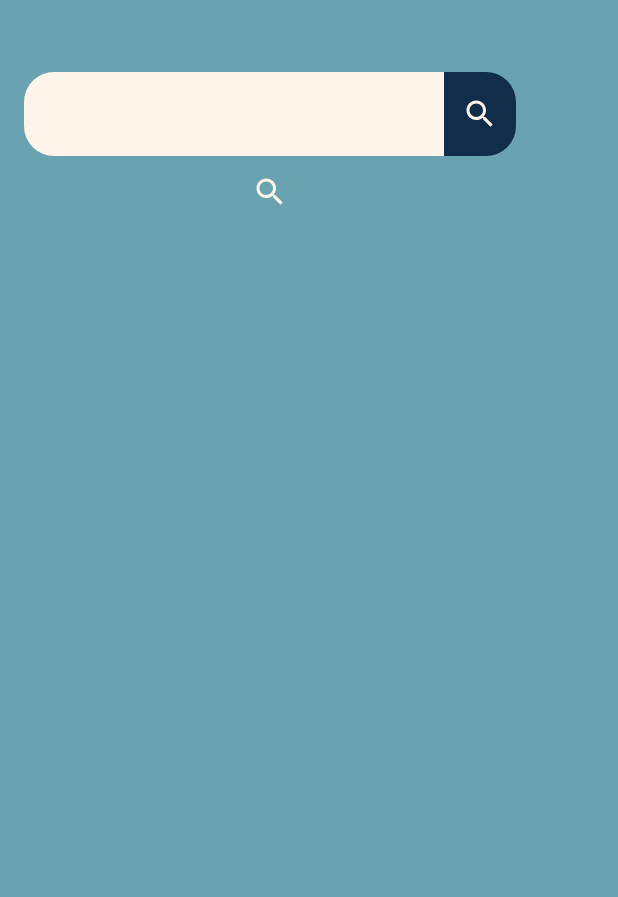
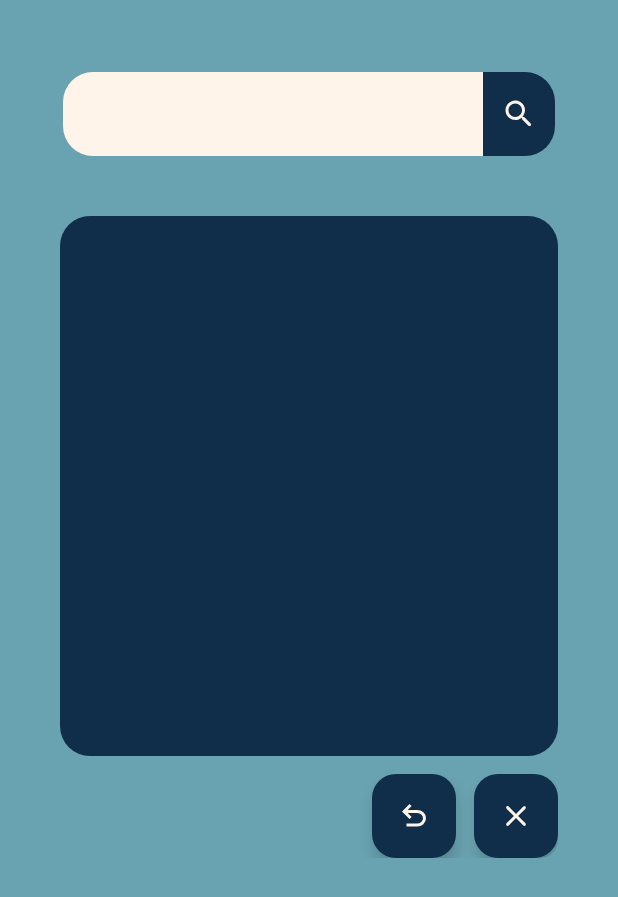
Before and after one commit to Hasnainz/Jigi, an Android app built with Jetpack Compose: the screen it shows after launch (MainActivity), on a phone screen of 412 x 824 dp. Shown: the top 897 px of the screen. Run offline under Robolectric (Android 15) with nearby library versions, the phone set to English and light mode, and no system bars.

Commit message:
Drawing pad implemented and floating buttons for undo and remove added but no functionality for the floating buttons.

```diff
--- a/app/src/main/java/com/example/jigi/MainActivity.kt
+++ b/app/src/main/java/com/example/jigi/MainActivity.kt
@@ -4,46 +4,50 @@ import android.os.Bundle
 import androidx.activity.ComponentActivity
 import androidx.activity.compose.setContent
 import androidx.activity.enableEdgeToEdge
+import androidx.compose.foundation.Canvas
 import androidx.compose.foundation.background
+import androidx.compose.foundation.gestures.detectDragGestures
 import androidx.compose.foundation.layout.Arrangement
 import androidx.compose.foundation.layout.Column
 import androidx.compose.foundation.layout.IntrinsicSize
+import androidx.compose.foundation.layout.PaddingValues
 import androidx.compose.foundation.layout.Row
 import androidx.compose.foundation.layout.fillMaxHeight
 import androidx.compose.foundation.layout.fillMaxSize
 import androidx.compose.foundation.layout.fillMaxWidth
 import androidx.compose.foundation.layout.height
 import androidx.compose.foundation.layout.padding
-import androidx.compose.foundation.layout.paddingFromBaseline
-import androidx.compose.foundation.layout.wrapContentHeight
+import androidx.compose.foundation.layout.width
 import androidx.compose.foundation.shape.RoundedCornerShape
-import androidx.compose.foundation.text.KeyboardActions
 import androidx.compose.foundation.text.KeyboardOptions
 import androidx.compose.material3.TextField
-import androidx.compose.material3.TextFieldColors
 import androidx.compose.runtime.Composable
 import androidx.compose.ui.Alignment
 import androidx.compose.ui.Modifier
 import androidx.compose.ui.tooling.preview.Preview
 import com.example.jigi.ui.theme.JigiTheme
 import androidx.compose.material.icons.Icons
+import androidx.compose.material.icons.materialIcon
 import androidx.compose.material.icons.outlined.Search
-import androidx.compose.material3.ExposedDropdownMenuDefaults.textFieldColors
+import androidx.compose.material.icons.rounded.Clear
+import androidx.compose.material.icons.rounded.Search
+import androidx.compose.material3.FloatingActionButton
 import androidx.compose.material3.Icon
 import androidx.compose.material3.IconButton
-import androidx.compose.material3.Text
 import androidx.compose.material3.TextFieldDefaults
 import androidx.compose.ui.res.colorResource
-import androidx.compose.runtime.MutableState
 import androidx.compose.runtime.mutableStateOf
 import androidx.compose.runtime.remember
-import androidx.compose.runtime.remember
 import androidx.compose.runtime.getValue
+import androidx.compose.runtime.mutableStateListOf
 import androidx.compose.runtime.setValue
 import androidx.compose.ui.draw.clip
+import androidx.compose.ui.geometry.Offset
 import androidx.compose.ui.graphics.Color
 import androidx.compose.ui.graphics.RectangleShape
-import androidx.compose.ui.semantics.Role.Companion.Button
+import androidx.compose.ui.graphics.StrokeCap
+import androidx.compose.ui.input.pointer.pointerInput
+import androidx.compose.ui.res.painterResource
 import androidx.compose.ui.text.input.ImeAction
 import androidx.compose.ui.unit.dp
 
@@ -64,6 +68,10 @@ class MainActivity : ComponentActivity() {
 @Composable
 fun MainPage(modifier: Modifier = Modifier) {
     var query by remember { mutableStateOf("") }
+    val lines = remember {
+        mutableStateListOf<Line>()
+    }
+
     Column (
         modifier = Modifier.fillMaxHeight(),
         horizontalAlignment = Alignment.CenterHorizontally,
@@ -81,9 +89,7 @@ fun MainPage(modifier: Modifier = Modifier) {
                 value = query,
                 onValueChange = { query = it },
 
-                modifier = Modifier
-//                    .clip(RoundedCornerShape(12.dp,0.dp, 0.dp, 12.dp))
-                    .fillMaxHeight(),
+                modifier = Modifier.fillMaxHeight(),
                 keyboardOptions = KeyboardOptions(imeAction = ImeAction.Search),
                 singleLine = true,
                 colors = TextFieldDefaults.colors(
@@ -100,27 +106,90 @@ fun MainPage(modifier: Modifier = Modifier) {
                 onClick = {},
                 modifier = Modifier
                     .background(color = colorResource(id = R.color.secondary1))
-//                    .clip(RoundedCornerShape(12.dp,12.dp, 12.dp, 12.dp))
                     .fillMaxHeight()
 
             ) {
-                Icon(Icons.Outlined.Search,
+                Icon(Icons.Rounded.Search,
                     tint = colorResource(id = R.color.light1),
                     contentDescription = "Search Button")
             }
         }
-        Row(){
-            IconButton(
-                onClick = {},
+
+        Row(
+            modifier = Modifier
+                .height(400.dp)
+                .padding(top = 40.dp, start = 40.dp, end = 40.dp)
+                .clip(RoundedCornerShape(20.dp))
+        ){
+            Canvas(
+                modifier = Modifier
+                    .background(color = colorResource(id = R.color.secondary1))
+                    .fillMaxSize()
+                    .pointerInput(true) {
+                        detectDragGestures { change, dragAmount ->
+                            change.consume()
+                            val line = Line(
+                                start = change.position - dragAmount,
+                                end = change.position
+                            )
+                            lines.add(line)
+                        }
+                    }
+            )
+            {
+                lines.forEach{ line ->
+                    drawLine(
+                        color = Color(0xFFFFF4E9),
+                        start = line.start,
+                        end = line.end,
+                        strokeWidth = line.strokeWidth.toPx(),
+                        cap = StrokeCap.Round,
+                    )
+                }
+            }
+        }
+
+        Row(
+            horizontalArrangement = Arrangement.End,
+            modifier = Modifier
+            .height(intrinsicSize = IntrinsicSize.Min)
+            .padding(top = 12.dp, end = 40.dp)
+            .clip(RoundedCornerShape(12.dp))
+            .fillMaxWidth()
+        ){
+            FloatingActionButton(
+                onClick = { },
+                containerColor = colorResource(id = R.color.secondary1),
+                contentColor = colorResource(id = R.color.light1),
+                modifier = Modifier
+                    .padding(end = 12.dp),
+
+
             ) {
-                Icon(Icons.Outlined.Search,
-                    tint = colorResource(id = R.color.light1),
-                    contentDescription = "Search Button")
+                Icon(painterResource(id = R.drawable.undo), "Undo button.")
             }
+
+            FloatingActionButton(
+                onClick = { },
+                containerColor = colorResource(id = R.color.secondary1),
+                contentColor = colorResource(id = R.color.light1),
+                modifier = Modifier
+
+            ) {
+                Icon(Icons.Rounded.Clear, "Clear button.")
+            }
+
+
         }
     }
 
 }
+data class Line(
+    val start: Offset,
+    val end: Offset,
+    val color: Color = Color.Black,
+    val strokeWidth: androidx.compose.ui.unit.Dp = 4.dp
+)
 
 @Preview(showBackground = true)
 @Composable
--- /dev/null
+++ b/app/src/main/res/drawable/undo.xml
@@ -0,0 +1,9 @@
+<vector xmlns:android="http://schemas.android.com/apk/res/android"
+    android:width="24dp"
+    android:height="24dp"
+    android:viewportWidth="960"
+    android:viewportHeight="960">
+  <path
+      android:pathData="M280,760v-80h284q63,0 109.5,-40T720,540q0,-60 -46.5,-100T564,400L312,400l104,104 -56,56 -200,-200 200,-200 56,56 -104,104h252q97,0 166.5,63T800,540q0,94 -69.5,157T564,760L280,760Z"
+      android:fillColor="#e8eaed"/>
+</vector>
--- a/gradle/libs.versions.toml
+++ b/gradle/libs.versions.toml
@@ -1,5 +1,5 @@
 [versions]
-agp = "8.6.1"
+agp = "8.7.0"
 kotlin = "1.9.0"
 coreKtx = "1.13.1"
 junit = "4.13.2"
```
Also changed, not shown: gradle/wrapper/gradle-wrapper.properties.
